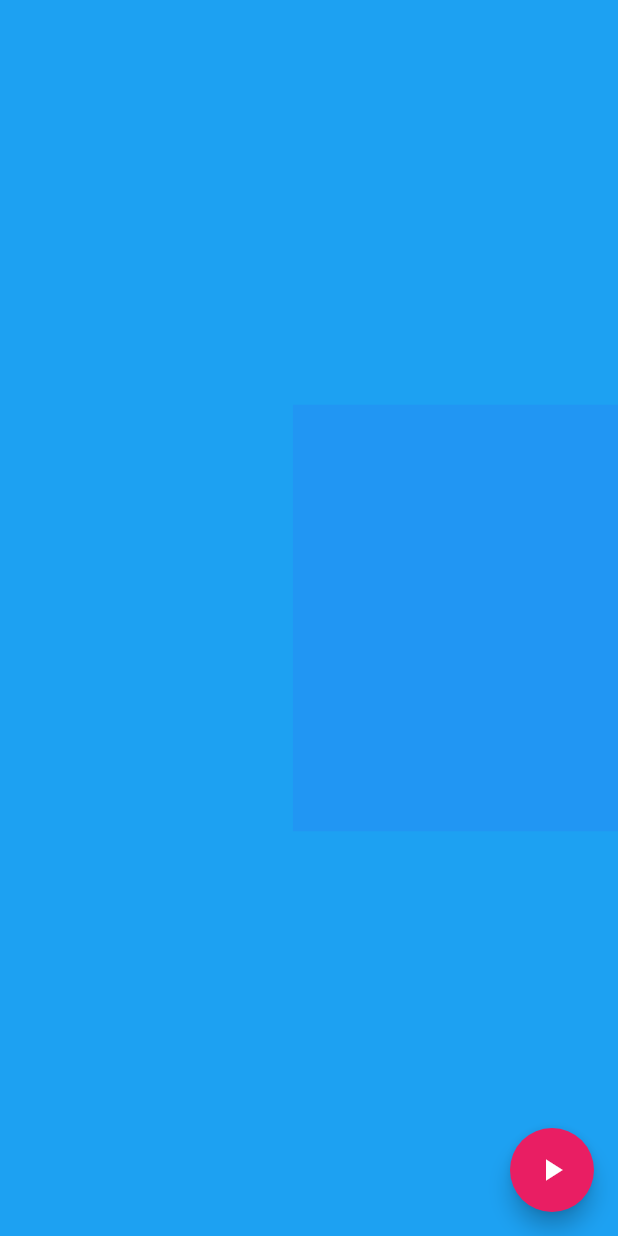
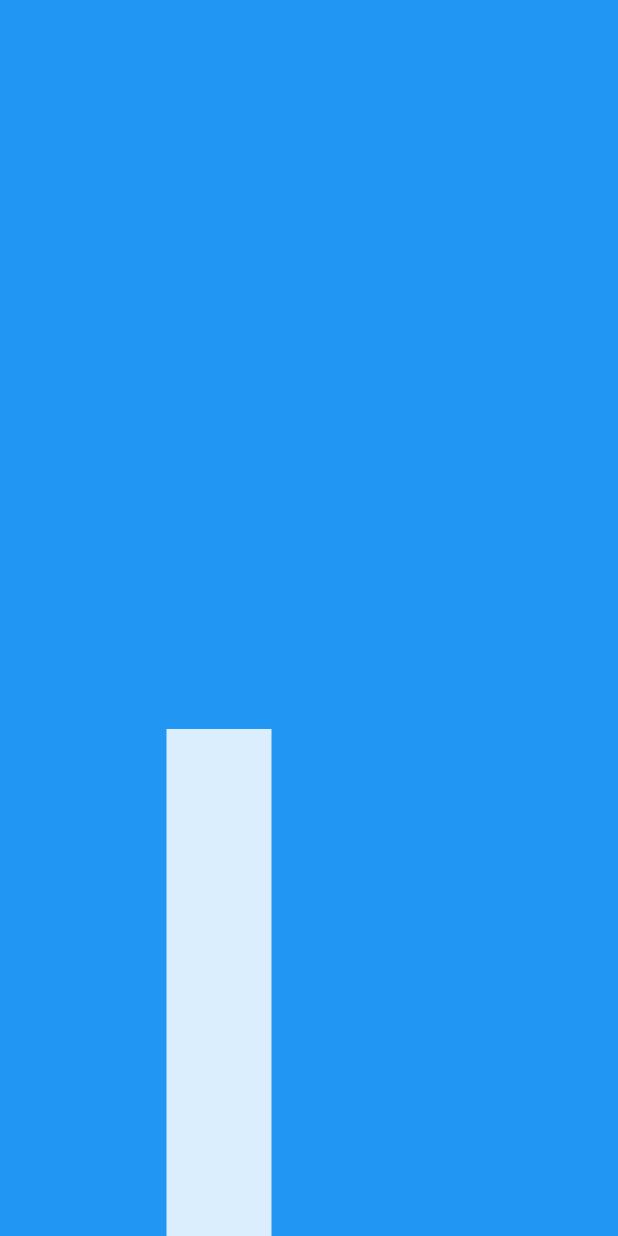
Before and after one commit to Coihue555/fl-disenos-app, a Flutter app: the DemoScreen screen opened directly, on a phone screen of 412 x 824 dp. Run offline on Flutter 3.47's test engine with Material 2 defaults, Android fonts, the phone set to English and light mode, and no system bars; our stand-ins replace animate_do, flutter_svg, font_awesome_flutter.

Commit message:
transicion a pagina

```diff
--- a/disenos_app/lib/main.dart
+++ b/disenos_app/lib/main.dart
@@ -1,5 +1,5 @@
-//import 'package:disenos_app/src/pages/transicion_forward_page.dart';
 import 'package:disenos_app/src/theme/theme.dart';
+import 'package:disenos_app/src/transition/pagina1.dart';
 import 'package:flutter/material.dart';
 import 'package:disenos_app/src/pages/pages.dart';
 import 'package:provider/provider.dart';
@@ -16,7 +16,7 @@ class MyApp extends StatelessWidget {
       theme: currentTheme,
       debugShowCheckedModeBanner: false,
       title: 'Diseños App',
-      home: const LauncherScreen(),
+      home:  DemoScreen(),
     );
   }
 }
--- a/disenos_app/lib/src/pages/animaciones_page.dart
+++ b/disenos_app/lib/src/pages/animaciones_page.dart
@@ -1,6 +1,5 @@
 import 'package:flutter/material.dart';
 import 'dart:math' as Math;
-
 
 class AnimacionesPage extends StatelessWidget {
   const AnimacionesPage({Key? key}) : super(key: key);
@@ -16,14 +15,12 @@ class AnimacionesPage extends StatelessWidget {
 }
 
 class CuadradoAnimado extends StatefulWidget {
-
-
   @override
   State<CuadradoAnimado> createState() => _CuadradoAnimadoState();
 }
 
-class _CuadradoAnimadoState extends State<CuadradoAnimado> with SingleTickerProviderStateMixin{
-
+class _CuadradoAnimadoState extends State<CuadradoAnimado>
+    with SingleTickerProviderStateMixin {
   late AnimationController controller;
   late Animation<double> rotacion;
   late Animation<double> opacidad;
@@ -34,43 +31,25 @@ class _CuadradoAnimadoState extends State<CuadradoAnimado> with SingleTickerProv
   @override
   void initState() {
     controller = AnimationController(
-      vsync: this,
-      duration: const Duration(milliseconds: 4000)
-    );
-    rotacion = Tween(begin: 0.0, end: 0.0).animate(
-      CurvedAnimation(
+        vsync: this, duration: const Duration(milliseconds: 4000));
+    rotacion = Tween(begin: 0.0, end: 0.0)
+        .animate(CurvedAnimation(parent: controller, curve: Curves.easeOut));
+
+    opacidad = Tween(begin: 0.1, end: 1.0).animate(CurvedAnimation(
         parent: controller,
-        curve: Curves.easeOut
-        )
-      );
+        curve: const Interval(0, 0.25, curve: Curves.easeOut)));
 
-    opacidad = Tween(begin: 0.1, end: 1.0).animate(
-      CurvedAnimation(
+    opacidadOut = Tween(begin: 1.0, end: 0.0).animate(CurvedAnimation(
         parent: controller,
-        curve: const Interval(0, 0.25, curve: Curves.easeOut)
-        )
-    );
+        curve: const Interval(0.75, 1.0, curve: Curves.easeOut)));
 
-    opacidadOut = Tween(begin: 1.0, end: 0.0).animate(
-      CurvedAnimation(
-        parent: controller,
-        curve: const Interval(0.75, 1.0, curve: Curves.easeOut)
-        )
-    );
-
-    moverDerecha = Tween(begin: 0.0, end:200.0).animate(
-      CurvedAnimation(
-        parent: controller,
-        curve: Curves.easeOut
-        )
-    );
+    moverDerecha = Tween(begin: 0.0, end: 200.0)
+        .animate(CurvedAnimation(parent: controller, curve: Curves.easeOut));
 
     agrandar = Tween(begin: 0.5, end: 8.0).animate(controller);
 
-
     controller.addListener(() {
-
-      if  (controller.status == AnimationStatus.completed ){
+      if (controller.status == AnimationStatus.completed) {
         //controller.reverse();
         controller.reverse();
       }
@@ -87,43 +66,35 @@ class _CuadradoAnimadoState extends State<CuadradoAnimado> with SingleTickerProv
 
   @override
   Widget build(BuildContext context) {
-
     controller.forward();
     return AnimatedBuilder(
       animation: controller,
       child: _Rectangulo(),
       builder: (BuildContext context, Widget? childRect) {
-
         return Transform.translate(
           offset: Offset(moverDerecha.value, 0),
           child: Transform.rotate(
-            angle: rotacion.value,
-            child: Opacity(
-              opacity: opacidad.value,
-              child: Transform.scale(
-                scale: agrandar.value,
-                child: Opacity(
-                  opacity: opacidadOut.value,
-                  child: childRect)),
-              )
-            ),
+              angle: rotacion.value,
+              child: Opacity(
+                opacity: opacidad.value,
+                child: Transform.scale(
+                    scale: agrandar.value,
+                    child:
+                        Opacity(opacity: opacidadOut.value, child: childRect)),
+              )),
         );
       },
     );
   }
 }
 
-
-
 class _Rectangulo extends StatelessWidget {
   @override
-  Widget build( BuildContext context ) {
+  Widget build(BuildContext context) {
     return Container(
       width: 70,
       height: 70,
-      decoration: const BoxDecoration(
-        color: Colors.blue
-      ),
+      decoration: const BoxDecoration(color: Colors.white),
     );
   }
 }
--- a/disenos_app/lib/src/pages/pages.dart
+++ b/disenos_app/lib/src/pages/pages.dart
@@ -8,3 +8,4 @@ export 'package:disenos_app/src/pages/animaciones_page.dart';
 export 'package:disenos_app/src/pages/emergency_pages.dart';
 export 'package:disenos_app/src/pages/slivers_list_page.dart';
 export 'package:disenos_app/src/pages/launcher_pages.dart';
+export 'package:disenos_app/src/pages/transicion_forward_page.dart';
--- a/disenos_app/lib/src/pages/transicion_forward_page.dart
+++ b/disenos_app/lib/src/pages/transicion_forward_page.dart
@@ -1,29 +1,94 @@
-import 'package:disenos_app/src/pages/animaciones_page.dart';
 import 'package:flutter/material.dart';
 
-class DemoScreen extends StatefulWidget {
-  const DemoScreen({Key? key}) : super(key: key);
-
-  @override
-  State<DemoScreen> createState() => _DemoScreenState();
-}
-
-class _DemoScreenState extends State<DemoScreen> {
-  bool activar = false;
+class DemoScreen extends StatelessWidget {
 
   @override
   Widget build(BuildContext context) {
-    return Scaffold(
-      floatingActionButton: FloatingActionButton(
-          backgroundColor: Colors.pink,
-          child: const Icon(Icons.play_arrow),
-          onPressed: () {
-            setState(() {
-              activar = true;
-            });
-          }),
-      backgroundColor: const Color(0xff1da1f2),
-      body: Center(child: CuadradoAnimado()),
+    return  Scaffold(
+      backgroundColor: Colors.blue,
+      body:  Center(
+        child: _CuboBlanco()
+      ),
     );
   }
 }
+
+class _CuboBlanco extends StatefulWidget {
+  @override
+  State<_CuboBlanco> createState() => _CuboBlancoState();
+}
+
+class _CuboBlancoState extends State<_CuboBlanco> with SingleTickerProviderStateMixin{
+
+  late AnimationController controller;
+  late Animation<double> tamano;
+  late Animation<double> opacidad;
+  late Animation<double> moverDerecha;
+  late Animation<double> moverArriba;
+
+  @override
+  void initState() {
+    controller = AnimationController(
+      vsync: this,
+      duration: const Duration(
+        milliseconds: 1000
+      )
+    );
+
+    tamano = Tween(begin: 1.0, end: 15.0).animate(CurvedAnimation(parent: controller, curve: Curves.easeOut));
+    moverDerecha = Tween(begin: -150.0, end: 300.0).animate(controller);
+    moverArriba = Tween(begin: -100.0, end: -300.0).animate(controller);
+    controller.addListener(() {
+      if(controller.status == AnimationStatus.completed){
+        controller.reverse();
+      }
+    });
+
+    opacidad = Tween(begin: 1.0, end: 0.2).animate(controller);
+
+
+    super.initState();
+  }
+
+  @override
+  void dispose() {
+    controller.dispose();
+    super.dispose();
+  }
+
+  @override
+  Widget build(BuildContext context) {
+
+    controller.forward();
+    return AnimatedBuilder(
+      animation: controller,
+      child: _Rectangulo(),
+      builder: (BuildContext context, Widget? childRectangulo) {
+        return Transform.translate(
+          offset: Offset(0,moverArriba.value),
+          child: Transform.translate(
+            offset: Offset(moverDerecha.value,400),
+            child: Transform.scale(
+              scaleY: tamano.value,
+              child: Opacity(
+                opacity: opacidad.value,
+                child: childRectangulo,
+                )
+              ),
+          ),
+        );
+      },
+    );
+  }
+}
+
+class _Rectangulo extends StatelessWidget {
+  @override
+  Widget build(BuildContext context) {
+    return Container(
+      width: 70,
+      height: 70,
+      decoration: const BoxDecoration(color: Colors.white),
+    );
+  }
+}
--- a/disenos_app/lib/src/retos/cuadrado_animado_page.dart
+++ b/disenos_app/lib/src/retos/cuadrado_animado_page.dart
@@ -1,5 +1,4 @@
 import 'package:flutter/material.dart';
-
 
 class CuadradoAnimadoPage extends StatelessWidget {
 
@@ -14,8 +13,6 @@ class CuadradoAnimadoPage extends StatelessWidget {
 }
 
 class _CuadradoAnimado extends StatefulWidget {
-
-
   @override
   State<_CuadradoAnimado> createState() => _CuadradoAnimadoState();
 }
```
Also changed, not shown: disenos_app/lib/src/transition/pagina1.dart (added, +148 -0 lines), disenos_app/lib/src/transition/pagina2_page.dart (added, +18 -0 lines).
